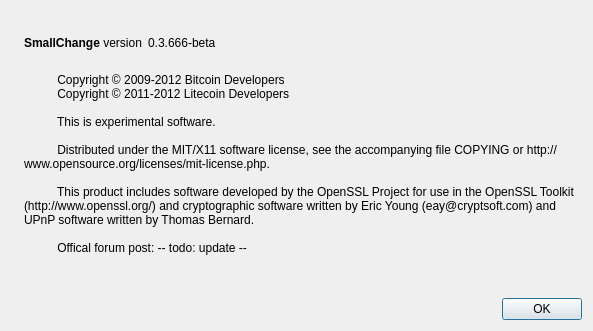
Above: src/qt/forms/aboutdialog.ui from salvix/bigchange before the change. Below: the same form after it.
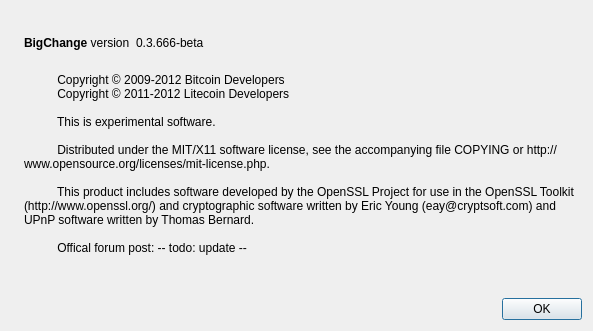
That is the form after the change. Icons and pictures are not drawn.

The edit to the form file:
```diff
--- a/src/qt/forms/aboutdialog.ui
+++ b/src/qt/forms/aboutdialog.ui
@@ -50,7 +50,7 @@
           <cursorShape>IBeamCursor</cursorShape>
          </property>
          <property name="text">
-          <string>&lt;b&gt;SmallChange&lt;/b&gt; version</string>
+          <string>&lt;b&gt;BigChange&lt;/b&gt; version</string>
          </property>
          <property name="textInteractionFlags">
           <set>Qt::LinksAccessibleByMouse|Qt::TextSelectableByKeyboard|Qt::TextSelectableByMouse</set>
```
Left out of the diff: 2 changed lines with no effect on the pictures.
